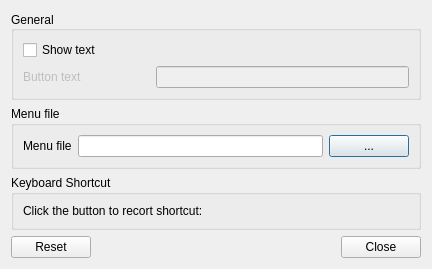
Before: the Qt Designer form plugin-mainmenu/razormainmenuconfiguration.ui in lxqt/lxqt-panel, drawn with Qt 5.
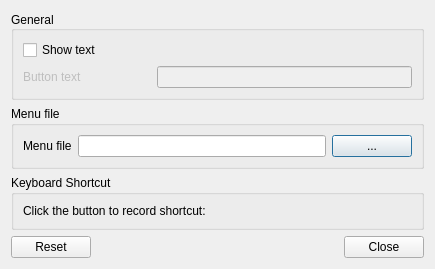
After: the same form once the commit is applied. Custom widgets are drawn as their Qt base class.

What changed in the file:
```diff
--- a/plugin-mainmenu/razormainmenuconfiguration.ui
+++ b/plugin-mainmenu/razormainmenuconfiguration.ui
@@ -98,7 +98,7 @@
       <item row="0" column="0">
        <widget class="QLabel" name="label">
         <property name="text">
-         <string>Click the button to recort shortcut:</string>
+         <string>Click the button to record shortcut:</string>
         </property>
        </widget>
       </item>
```
